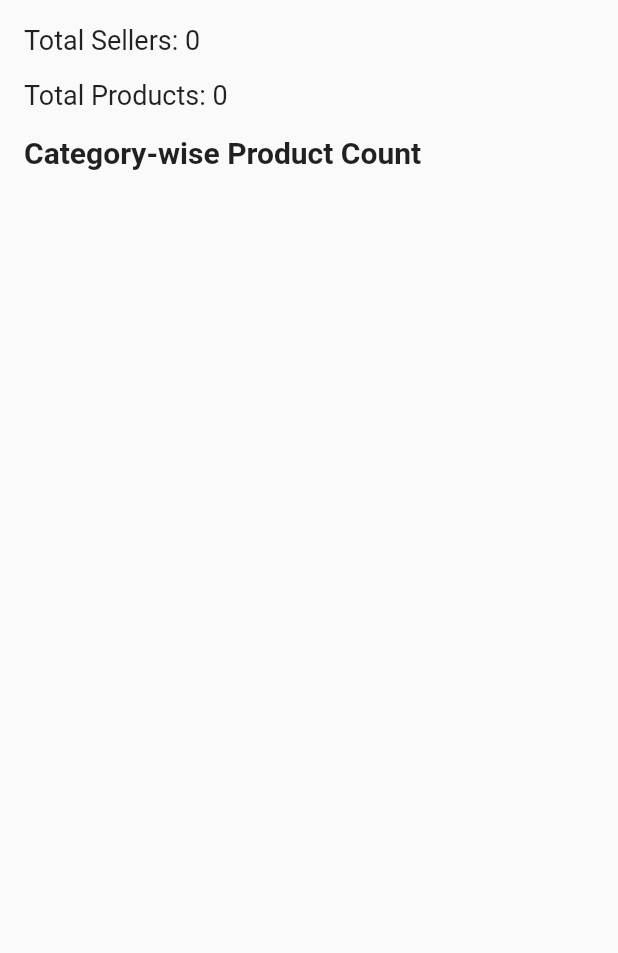
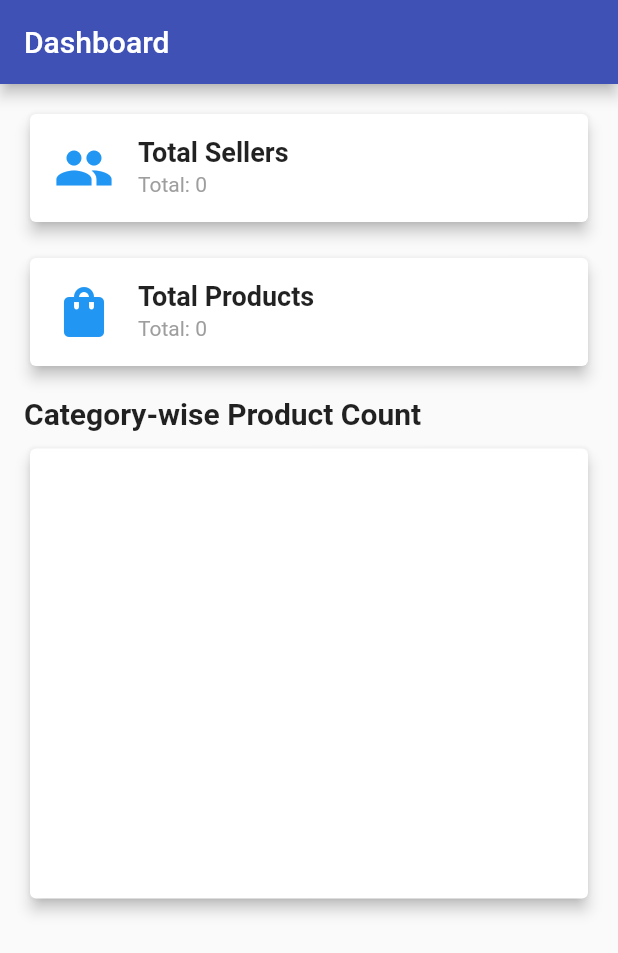
Before and after one commit to RanaKirtan-bit/cnc_admin, a Flutter app: the screen it shows after launch, on a phone screen of 412 x 824 dp. Shown: the top 953 px of the screen. Run offline on Flutter 3.47's test engine with Material 2 defaults, Android fonts, the phone set to English and light mode, and no system bars; drawn by our look-alikes of fl_chart; our stand-ins replace cloud_firestore, file_picker, firebase_core, firebase_database, firebase_storage, flutter_easyloading and 2 more; missing offline and left inert: date_time_format, flutter_admin_scaffold; accounts and stored records are empty; statements that could not run were skipped.

```diff
--- a/lib/screens/dashboard_screen.dart
+++ b/lib/screens/dashboard_screen.dart
@@ -9,6 +9,9 @@ class DashBoardScreen extends StatelessWidget {
   @override
   Widget build(BuildContext context) {
     return Scaffold(
+      appBar: AppBar(
+        title: Text('Dashboard'),
+      ),
       body: Padding(
         padding: const EdgeInsets.all(16.0),
         child: Column(
@@ -22,19 +25,17 @@ class DashBoardScreen extends StatelessWidget {
                 } else if (snapshot.hasError) {
                   return Text('Error loading data: ${snapshot.error}');
                 } else {
-                  return Text(
-                    'Total Sellers: ${snapshot.data}',
-                    style: TextStyle(fontSize: 18),
+                  return _buildStatCard(
+                    title: 'Total Sellers',
+                    value: snapshot.data!,
+                    icon: Icons.people,
                   );
                 }
               },
             ),
 
             SizedBox(height: 16),
-           // _buildStatCard(
-             // title: 'Total Products',
-              //valueFuture: _service.getTotalProducts(),
-            //),
+
             FutureBuilder<int>(
               future: _service.getTotalProducts(),
               builder: (context, snapshot) {
@@ -43,9 +44,10 @@ class DashBoardScreen extends StatelessWidget {
                 } else if (snapshot.hasError) {
                   return Text('Error loading data: ${snapshot.error}');
                 } else {
-                  return Text(
-                    'Total Products: ${snapshot.data}',
-                    style: TextStyle(fontSize: 18),
+                  return _buildStatCard(
+                    title: 'Total Products',
+                    value: snapshot.data!,
+                    icon: Icons.shopping_bag,
                   );
                 }
               },
@@ -59,6 +61,26 @@ class DashBoardScreen extends StatelessWidget {
     );
   }
 
+  Widget _buildStatCard({required String title, required int value, required IconData icon}) {
+    return Card(
+      elevation: 4,
+      child: ListTile(
+        title: Text(
+          title,
+          style: TextStyle(fontSize: 18, fontWeight: FontWeight.bold),
+        ),
+        subtitle: Text(
+          'Total: $value',
+          style: TextStyle(fontSize: 14, color: Colors.grey),
+        ),
+        leading: Icon(
+          icon,
+          size: 40,
+          color: Colors.blue,
+        ),
+      ),
+    );
+  }
 
   Widget _buildCategoryWiseProductCount() {
     return FutureBuilder<Map<String, int>>(
@@ -85,7 +107,6 @@ class DashBoardScreen extends StatelessWidget {
     );
   }
 
-
   Widget _buildCategoryWisePieChart(Map<String, int>? categoryData) {
     List<Color> colors = [
       Colors.cyanAccent,
@@ -95,8 +116,10 @@ class DashBoardScreen extends StatelessWidget {
       // Add more colors as needed
     ];
 
-    return Container(
-      height: 200, // Set a specific height for the chart
+    return Card(
+      elevation: 4,
+      child: Container(
+        height: 300, // Set a specific height for the chart
         child: PieChart(
           PieChartData(
             sections: categoryData?.entries
@@ -105,7 +128,7 @@ class DashBoardScreen extends StatelessWidget {
                 value: entry.value.toDouble(),
                 color: colors[categoryData.keys.toList().indexOf(entry.key) % colors.length],
                 title: "${entry.key}\n${entry.value}", // Display category name and product count
-              radius: 100, // Set the radius of the pie chart sections
+                radius: 150, // Set the radius of the pie chart sections
                 titleStyle: TextStyle(
                   fontSize: 15,
                   fontWeight: FontWeight.bold,
@@ -120,13 +143,7 @@ class DashBoardScreen extends StatelessWidget {
             sectionsSpace: 0,
           ),
         ),
+      ),
     );
   }
-
-
-
-
-
-
-
 }
```
Also changed, not shown: lib/widgets/sub_categories_list_widget.dart (+92 -187 lines). Lines whose indentation alone changed are shown as unchanged.
